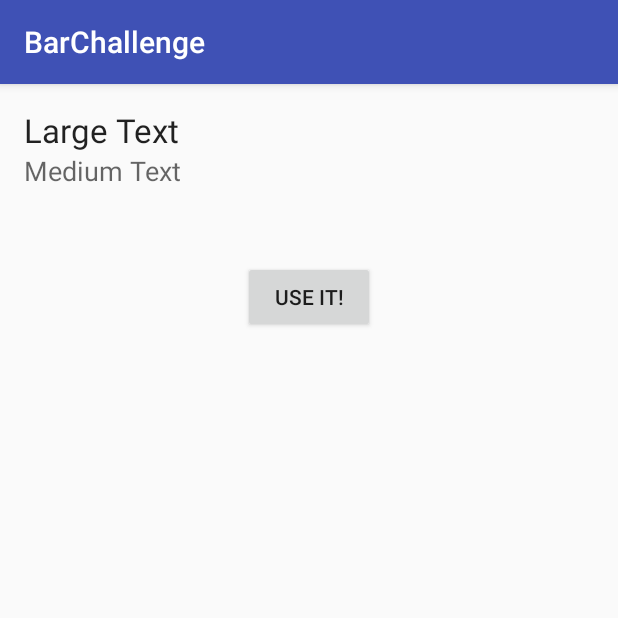
After one commit to vince14evil/MobileAppUlaval, an Android app: the PrizeDescription screen opened directly, with no data from a screen before it, on a phone screen of 412 x 824 dp, the top half of it. The commit adds this screen. Run offline under Robolectric (Android 15) with nearby library versions, the phone set to English and light mode, and no system bars; 2 statements that could not run were skipped.

Commit message:
Add Prize Description activity

```diff
--- a/app/src/main/AndroidManifest.xml
+++ b/app/src/main/AndroidManifest.xml
@@ -19,7 +19,8 @@
         <activity
             android:name=".Challenge2Activity"
             android:label="@string/title_activity_challenge2"
-            android:theme="@style/AppTheme.NoActionBar"></activity>
+            android:theme="@style/AppTheme.NoActionBar" />
+        <activity android:name=".PrizeDescription"></activity>
     </application>
 
 </manifest>
--- a/app/src/main/java/barchallenges/ima/ulaval/ca/barchallenge/Prize.java
+++ b/app/src/main/java/barchallenges/ima/ulaval/ca/barchallenge/Prize.java
@@ -4,6 +4,8 @@ import android.os.Parcel;
 import android.os.Parcelable;
 
 public class Prize implements Parcelable {
+    public static final String EXTRA_NAME = "Prize";
+
     private String mName;
     private String mDescription;
     private boolean mEarned;
--- /dev/null
+++ b/app/src/main/java/barchallenges/ima/ulaval/ca/barchallenge/PrizeDescription.java
@@ -0,0 +1,30 @@
+package barchallenges.ima.ulaval.ca.barchallenge;
+
+import android.content.Intent;
+import android.os.Bundle;
+import android.support.v7.app.AppCompatActivity;
+import android.view.View;
+import android.widget.TextView;
+
+public class PrizeDescription extends AppCompatActivity {
+
+    private Prize mPrize;
+
+    @Override
+    protected void onCreate(Bundle savedInstanceState) {
+        super.onCreate(savedInstanceState);
+        setContentView(R.layout.activity_prize_description);
+
+        mPrize = getIntent().getParcelableExtra(Prize.EXTRA_NAME);
+
+        ((TextView) findViewById(R.id.PrizeTitle)).setText(mPrize.GetName());
+        ((TextView) findViewById(R.id.PrizeDescription)).setText(mPrize.GetDescription());
+    }
+
+    public void OnUseClick(View pView)
+    {
+        Intent intent = new Intent(getBaseContext(), PrizeView.class);
+        startActivity(intent);
+
+    }
+}
--- a/app/src/main/java/barchallenges/ima/ulaval/ca/barchallenge/PrizeView.java
+++ b/app/src/main/java/barchallenges/ima/ulaval/ca/barchallenge/PrizeView.java
@@ -1,5 +1,6 @@
 package barchallenges.ima.ulaval.ca.barchallenge;
 
+import android.content.Intent;
 import android.os.Bundle;
 import android.support.v7.app.AppCompatActivity;
 import android.view.View;
@@ -45,10 +46,10 @@ public class PrizeView extends AppCompatActivity {
         });
     }
 
-    private void NavigateToDescription(Prize pStudent)
+    private void NavigateToDescription(Prize pPrize)
     {
-        /*Intent intent = new Intent(getBaseContext(), .class);
-        intent.putExtra("Student", pStudent);
-        startActivity(intent);*/
+        Intent intent = new Intent(getBaseContext(), PrizeDescription.class);
+        intent.putExtra(Prize.EXTRA_NAME, pPrize);
+        startActivity(intent);
     }
 }
--- /dev/null
+++ b/app/src/main/res/layout/activity_prize_description.xml
@@ -0,0 +1,41 @@
+<?xml version="1.0" encoding="utf-8"?>
+<RelativeLayout xmlns:android="http://schemas.android.com/apk/res/android"
+    xmlns:tools="http://schemas.android.com/tools"
+    android:layout_width="match_parent"
+    android:layout_height="match_parent"
+    android:paddingBottom="@dimen/activity_vertical_margin"
+    android:paddingLeft="@dimen/activity_horizontal_margin"
+    android:paddingRight="@dimen/activity_horizontal_margin"
+    android:paddingTop="@dimen/activity_vertical_margin"
+    tools:context="barchallenges.ima.ulaval.ca.barchallenge.PrizeDescription">
+
+    <TextView
+        android:layout_width="wrap_content"
+        android:layout_height="wrap_content"
+        android:textAppearance="?android:attr/textAppearanceLarge"
+        android:text="Large Text"
+        android:id="@+id/PrizeTitle"
+        android:layout_alignParentTop="true"
+        android:layout_alignParentLeft="true"
+        android:layout_alignParentStart="true" />
+
+    <TextView
+        android:layout_width="wrap_content"
+        android:layout_height="wrap_content"
+        android:textAppearance="?android:attr/textAppearanceMedium"
+        android:text="Medium Text"
+        android:id="@+id/PrizeDescription"
+        android:layout_below="@+id/PrizeTitle"
+        android:layout_alignParentLeft="true"
+        android:layout_alignParentStart="true" />
+
+    <Button
+        android:layout_width="wrap_content"
+        android:layout_height="wrap_content"
+        android:text="Use it!"
+        android:id="@+id/button2"
+        android:layout_below="@+id/PrizeDescription"
+        android:layout_centerHorizontal="true"
+        android:layout_marginTop="48dp"
+        android:onClick="OnUseClick" />
+</RelativeLayout>
```
